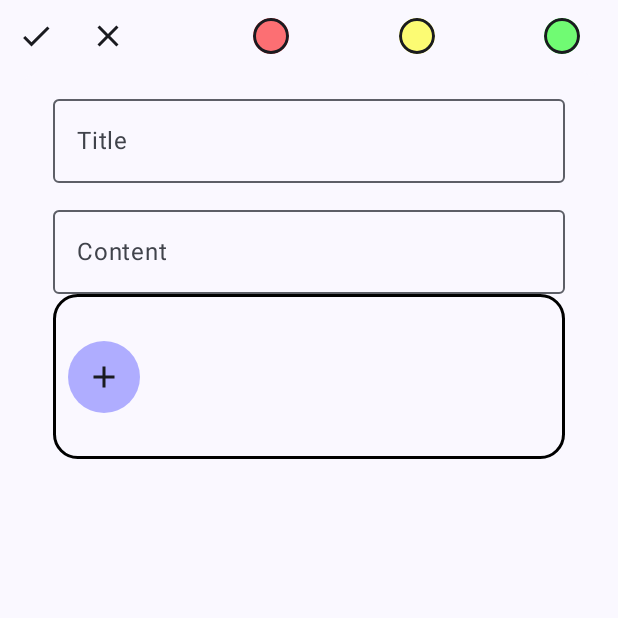
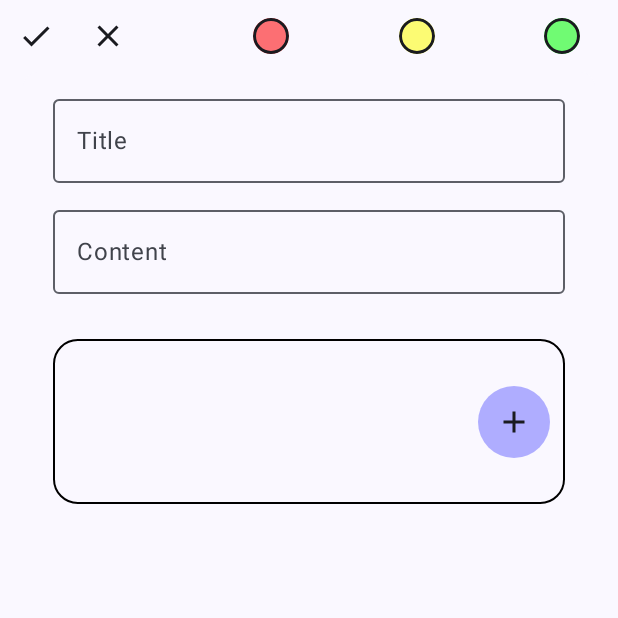
Before and after one commit to AlenniBoris/NoteApp, an Android app built with Jetpack Compose: the AddScreen screen opened through its navigation route, on a phone screen of 412 x 824 dp, the top half of it. Run offline under Robolectric (Android 15) with nearby library versions, the phone set to English and light mode, and no system bars; our stand-ins replace Dagger/Hilt's generated code.

Commit message:
fixed problem with button hiding while adding lots of files

```diff
--- a/app/src/main/java/com/example/noteapplication/presentation/add/AddScreenViewModel.kt
+++ b/app/src/main/java/com/example/noteapplication/presentation/add/AddScreenViewModel.kt
@@ -57,7 +57,9 @@ class AddScreenViewModel @Inject constructor(
         )
         screenState.update { state ->
             state.copy(
-                attachedFilesList = state.attachedFilesList + newFile
+                attachedFilesList =
+                if(!state.attachedFilesList.contains(newFile)) state.attachedFilesList + newFile
+                else state.attachedFilesList
             )
         }
     }
--- a/app/src/main/java/com/example/noteapplication/presentation/details/views/DetailsScreen.kt
+++ b/app/src/main/java/com/example/noteapplication/presentation/details/views/DetailsScreen.kt
@@ -100,7 +100,7 @@ fun DetailsScreen(
                 if (!state.isRefactoring) {
                     Text(
                         modifier = Modifier
-                            .padding(bottom = 15.dp)
+                            .padding(vertical = 30.dp)
                             .fillMaxWidth(),
                         text = state.userNote?.title.toString(),
                         fontWeight = FontWeight.ExtraBold,
--- a/app/src/main/java/com/example/noteapplication/presentation/home/views/FilePicker.kt
+++ b/app/src/main/java/com/example/noteapplication/presentation/home/views/FilePicker.kt
@@ -42,7 +42,7 @@ fun FilePicker(
 
     IconButton(
         modifier = Modifier
-            .padding(start = 10.dp)
+            .padding(start = 10.dp, end = 10.dp)
             .background(Color.Blue.copy(alpha = 0.3f), CircleShape),
         onClick = {
             pickerFileLauncher.launch(arrayOf("*/*"))
--- a/app/src/main/java/com/example/noteapplication/presentation/uikit/views/AttachedFilesRow.kt
+++ b/app/src/main/java/com/example/noteapplication/presentation/uikit/views/AttachedFilesRow.kt
@@ -1,16 +1,21 @@
 package com.example.noteapplication.presentation.uikit.views
 
 import androidx.compose.foundation.border
+import androidx.compose.foundation.horizontalScroll
+import androidx.compose.foundation.layout.Box
 import androidx.compose.foundation.layout.Row
 import androidx.compose.foundation.layout.fillMaxWidth
 import androidx.compose.foundation.layout.height
+import androidx.compose.foundation.layout.padding
 import androidx.compose.foundation.lazy.LazyRow
 import androidx.compose.foundation.lazy.items
+import androidx.compose.foundation.rememberScrollState
 import androidx.compose.foundation.shape.RoundedCornerShape
 import androidx.compose.runtime.Composable
 import androidx.compose.ui.Alignment
 import androidx.compose.ui.Modifier
 import androidx.compose.ui.graphics.Color
+import androidx.compose.ui.tooling.preview.Preview
 import androidx.compose.ui.unit.dp
 import com.example.noteapplication.domain.model.AttachedFile
 import com.example.noteapplication.presentation.home.views.FilePicker
@@ -22,14 +27,20 @@ fun AttachedFilesRow(
     onAttachAction: (String, String) -> Unit = {_,_ ->},
     isInRefactoringMode: Boolean = false
 ){
+
     Row(
         modifier = Modifier
+            .padding(top = 30.dp)
             .height(110.dp)
             .fillMaxWidth()
-            .border(2.dp, Color.Black, RoundedCornerShape(15)),
+            .border(1.dp, Color.Black, RoundedCornerShape(15)),
         verticalAlignment = Alignment.CenterVertically
     ) {
-        LazyRow {
+        LazyRow (
+            modifier = Modifier
+                .padding(start = 3.dp)
+                .weight(1f)
+        ){
             items(attachedFilesList) { attachedFile ->
                 FileCard(
                     attachedFile = attachedFile,
--- a/app/src/main/java/com/example/noteapplication/presentation/uikit/views/FileCard.kt
+++ b/app/src/main/java/com/example/noteapplication/presentation/uikit/views/FileCard.kt
@@ -23,7 +23,7 @@ import com.example.noteapplication.domain.model.AttachedFile
 fun FileCard(
     attachedFile: AttachedFile,
     onDetachBtnClicked: () -> Unit,
-    isInRefactoringMode: Boolean
+    isInRefactoringMode: Boolean,
 ){
     Box(
         modifier = Modifier
```
Also changed, not shown: app/src/main/java/com/example/noteapplication/presentation/details/DetailsScreenViewModel.kt (+4 -18 lines).
